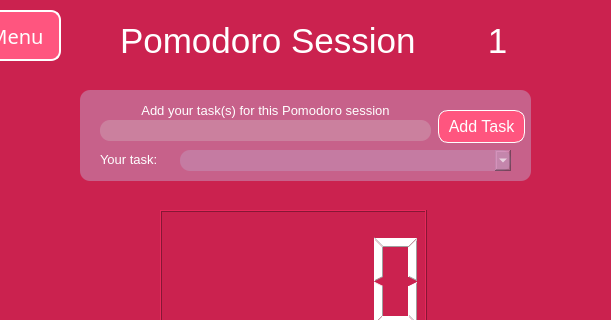
The window that UI/pomodoro.ui (RamaNahawandi/TimeTrackingProject) describes before a commit, drawn with Qt 5; both pictures show x 90 to 701 and y 0 to 320 of the 800 by 600 pixel window.
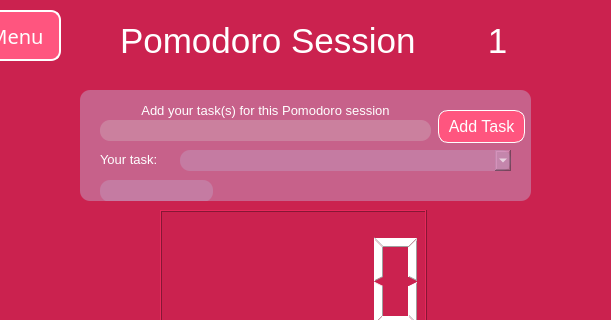
The same window after the commit.

Commit message: half of task done

What changed in the file:
```diff
--- a/UI/pomodoro.ui
+++ b/UI/pomodoro.ui
@@ -50,7 +50,7 @@
       <x>170</x>
       <y>90</y>
       <width>451</width>
-      <height>91</height>
+      <height>111</height>
      </rect>
     </property>
     <property name="styleSheet">
@@ -191,6 +191,16 @@
       <string notr="true"/>
      </property>
     </widget>
+    <widget class="QLineEdit" name="taskMessage">
+     <property name="geometry">
+      <rect>
+       <x>20</x>
+       <y>90</y>
+       <width>113</width>
+       <height>22</height>
+      </rect>
+     </property>
+    </widget>
    </widget>
    <widget class="QLabel" name="pomodoroSession">
     <property name="geometry">
```
The commit also changes 1 other file.
